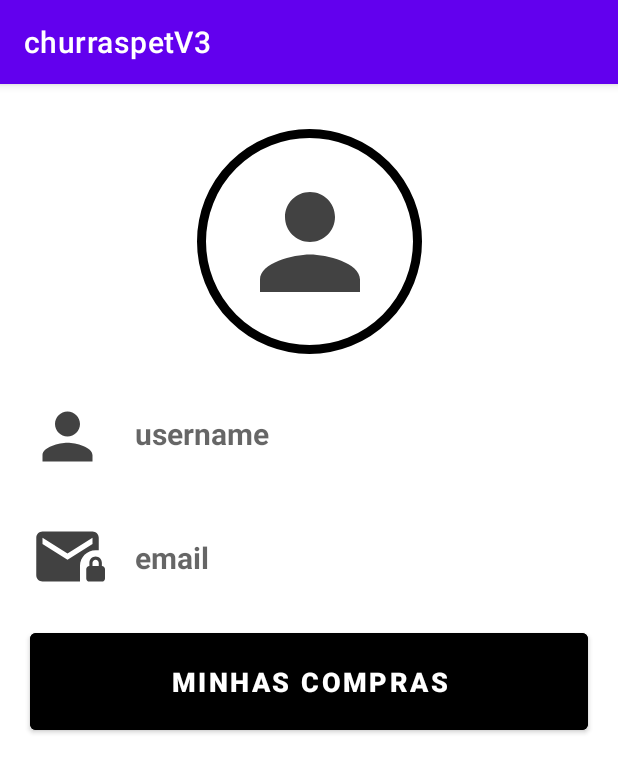
After one commit to lucasnichals/churraspetV4, an Android app: the UserActivity screen opened directly, with no data from a screen before it, on a phone screen of 412 x 824 dp. The commit adds this screen. Shown: the top 773 px of the screen. Run offline under Robolectric (Android 15) with nearby library versions, the phone set to English and light mode, and no system bars.

Commit message:
ADDED USER DETAIL activity_user.xml

```diff
--- a/app/src/main/AndroidManifest.xml
+++ b/app/src/main/AndroidManifest.xml
@@ -11,6 +11,9 @@
         android:supportsRtl="true"
         android:theme="@style/Theme.ChurraspetV3"
         tools:targetApi="31">
+        <activity
+            android:name=".UserActivity"
+            android:exported="false" />
         <activity
             android:name=".RegisterActivity"
             android:exported="false" />
--- /dev/null
+++ b/app/src/main/java/c/churraspetv3/UserActivity.java
@@ -0,0 +1,14 @@
+package c.churraspetv3;
+
+import androidx.appcompat.app.AppCompatActivity;
+
+import android.os.Bundle;
+
+public class UserActivity extends AppCompatActivity {
+
+    @Override
+    protected void onCreate(Bundle savedInstanceState) {
+        super.onCreate(savedInstanceState);
+        setContentView(R.layout.activity_user);
+    }
+}
--- /dev/null
+++ b/app/src/main/res/drawable/container_user.xml
@@ -0,0 +1,8 @@
+<?xml version="1.0" encoding="utf-8"?>
+<shape xmlns:android="http://schemas.android.com/apk/res/android">
+
+    <solid android:color="@color/white"/>
+    <corners android:radius="150dp"/>
+    <stroke android:color="@color/black" android:width="6dp"/>
+
+</shape>
--- /dev/null
+++ b/app/src/main/res/drawable/ic_profile_mail.xml
@@ -0,0 +1,6 @@
+<vector android:height="24dp" android:tint="#414141"
+    android:viewportHeight="24" android:viewportWidth="24"
+    android:width="24dp" xmlns:android="http://schemas.android.com/apk/res/android">
+    <path android:fillColor="@android:color/white" android:pathData="M22,9.97V6c0,-1.1 -0.9,-2 -2,-2H4C2.9,4 2.01,4.9 2.01,6L2,18c0,1.1 0.9,2 2,2h12v-5.03c0,-2.76 2.24,-5 5,-5H22zM20,8l-8,5L4,8V6l8,5l8,-5V8z"/>
+    <path android:fillColor="@android:color/white" android:pathData="M23,15v-1c0,-1.1 -0.9,-2 -2,-2s-2,0.9 -2,2v1c-0.55,0 -1,0.45 -1,1v3c0,0.55 0.45,1 1,1h4c0.55,0 1,-0.45 1,-1v-3C24,15.45 23.55,15 23,15zM22,15h-2v-1c0,-0.55 0.45,-1 1,-1s1,0.45 1,1V15z"/>
+</vector>
--- /dev/null
+++ b/app/src/main/res/drawable/ic_user.xml
@@ -0,0 +1,5 @@
+<vector android:height="24dp" android:tint="@color/cardview_dark_background"
+    android:viewportHeight="24" android:viewportWidth="24"
+    android:width="24dp" xmlns:android="http://schemas.android.com/apk/res/android">
+    <path android:fillColor="@android:color/white" android:pathData="M12,12c2.21,0 4,-1.79 4,-4s-1.79,-4 -4,-4 -4,1.79 -4,4 1.79,4 4,4zM12,14c-2.67,0 -8,1.34 -8,4v2h16v-2c0,-2.66 -5.33,-4 -8,-4z"/>
+</vector>
--- /dev/null
+++ b/app/src/main/res/layout/activity_user.xml
@@ -0,0 +1,93 @@
+<?xml version="1.0" encoding="utf-8"?>
+<androidx.constraintlayout.widget.ConstraintLayout xmlns:android="http://schemas.android.com/apk/res/android"
+    xmlns:app="http://schemas.android.com/apk/res-auto"
+    xmlns:tools="http://schemas.android.com/tools"
+    android:layout_width="match_parent"
+    android:layout_height="match_parent"
+    tools:context=".UserActivity">
+
+    <View
+        android:id="@+id/v_user"
+        android:background="@drawable/container_user"
+        android:layout_width="150dp"
+        android:layout_height="150dp"
+        android:layout_marginTop="30dp"
+        app:layout_constraintStart_toStartOf="parent"
+        app:layout_constraintEnd_toEndOf="parent"
+        app:layout_constraintTop_toTopOf="parent"/>
+
+    <ImageView
+        android:id="@+id/iv_user_icon"
+        android:layout_width="100dp"
+        android:layout_height="100dp"
+        android:src="@drawable/ic_user"
+        app:layout_constraintStart_toStartOf="@id/v_user"
+        app:layout_constraintEnd_toEndOf="@id/v_user"
+        app:layout_constraintTop_toTopOf="@id/v_user"
+        app:layout_constraintBottom_toBottomOf="@id/v_user"/>
+
+    <ImageView
+        android:id="@+id/profile_img"
+        android:layout_width="50dp"
+        android:layout_height="50dp"
+        android:src="@drawable/ic_user"
+        android:outlineAmbientShadowColor="@color/black"
+        android:layout_marginLeft="20dp"
+        android:layout_marginTop="30dp"
+        app:layout_constraintTop_toBottomOf="@id/v_user"
+        app:layout_constraintStart_toStartOf="parent" />
+
+    <ImageView
+        android:id="@+id/profile_email"
+        android:layout_width="50dp"
+        android:layout_height="50dp"
+        android:src="@drawable/ic_profile_mail"
+        android:outlineAmbientShadowColor="@color/black"
+        android:layout_marginLeft="20dp"
+        android:layout_marginTop="30dp"
+        app:layout_constraintTop_toBottomOf="@id/profile_img"
+        app:layout_constraintStart_toStartOf="parent" />
+
+    <TextView
+        android:id="@+id/tv_user_name"
+        android:layout_width="wrap_content"
+        android:layout_height="wrap_content"
+        android:textColor="@color/black"
+        android:textSize="20sp"
+        android:textStyle="bold"
+        android:layout_marginTop="39dp"
+        android:layout_marginLeft="20dp"
+        android:maxLines="1"
+        android:hint="@string/username"
+        app:layout_constraintTop_toBottomOf="@id/v_user"
+        app:layout_constraintStart_toEndOf="@id/profile_img"/>
+
+    <TextView
+        android:id="@+id/tv_profile_mail"
+        android:layout_width="wrap_content"
+        android:layout_height="wrap_content"
+        android:textColor="@color/black"
+        android:textSize="20sp"
+        android:textStyle="bold"
+        android:layout_marginTop="55dp"
+        android:layout_marginLeft="20dp"
+        android:maxLines="1"
+        android:hint="email"
+        app:layout_constraintTop_toBottomOf="@id/tv_user_name"
+        app:layout_constraintStart_toEndOf="@id/profile_email"/>
+
+    <Button
+        android:id="@+id/btn_minhas_compras"
+        android:layout_width="match_parent"
+        android:layout_height="wrap_content"
+        android:backgroundTint="@color/black"
+        android:padding="20dp"
+        android:layout_margin="20dp"
+        android:text="Minhas Compras"
+        android:textSize="18sp"
+        android:textStyle="bold"
+        android:textColor="@color/white"
+        app:layout_constraintTop_toBottomOf="@id/profile_email"/>
+
+
+</androidx.constraintlayout.widget.ConstraintLayout>
--- a/app/src/main/res/values/strings.xml
+++ b/app/src/main/res/values/strings.xml
@@ -7,4 +7,5 @@
     <string name="bem_vindo">Bem-vindo</string>
     <string name="cadastro">CADASTRO</string>
     <string name="registrar">REGISTRAR</string>
+    <string name="email">email\n</string>
 </resources>
```
